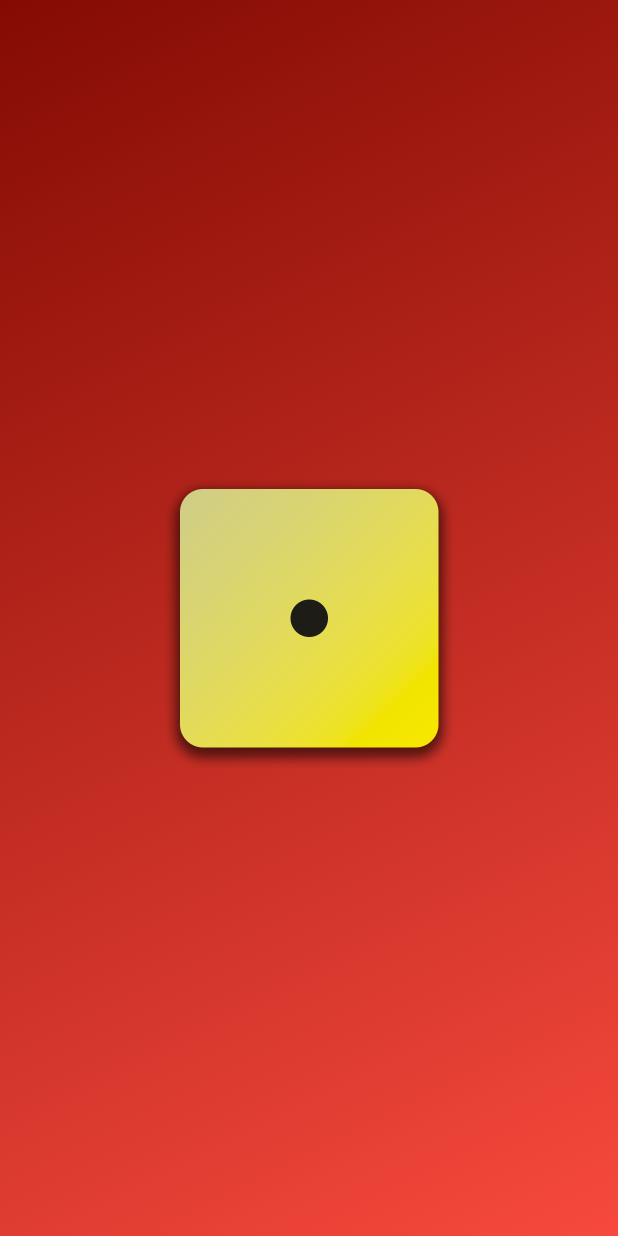
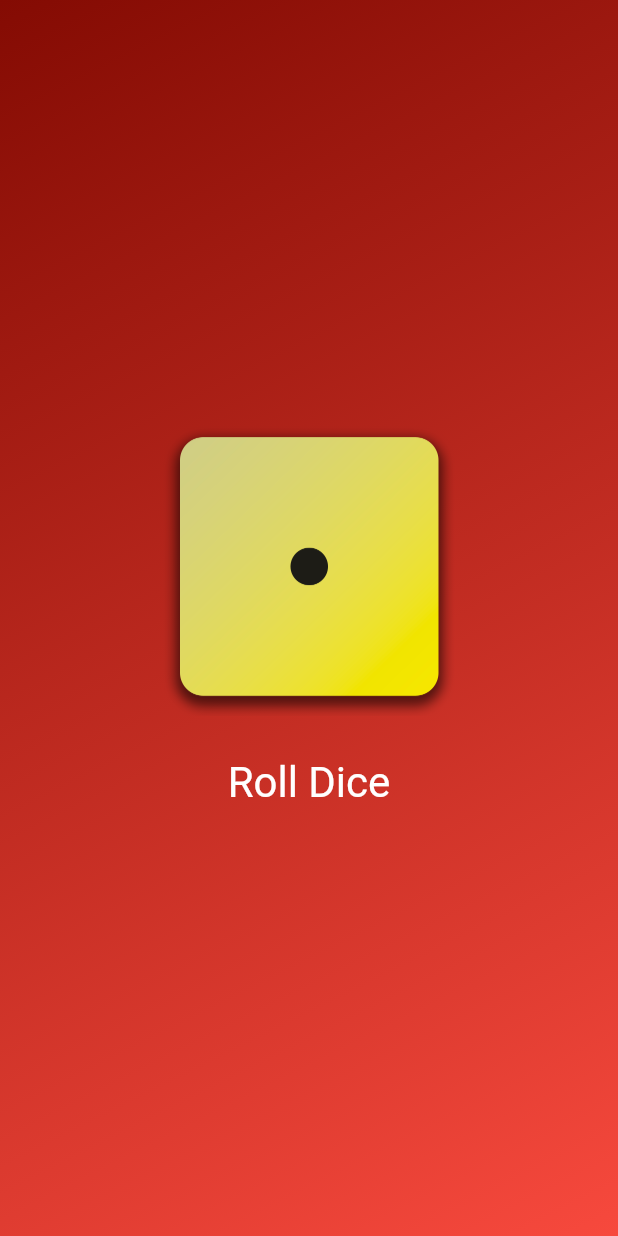
Before and after one commit to salvatoresalanitro/roll_dice_app, a Flutter app: the screen it shows after launch, on a phone screen of 412 x 824 dp. Run offline on Flutter 3.47's test engine with Material 3 defaults, Android fonts, the phone set to English and light mode, and no system bars.

Commit message:
add function do roll dice and style home

```diff
--- a/lib/gradient_container.dart
+++ b/lib/gradient_container.dart
@@ -4,10 +4,14 @@ const Alignment startAlignment = Alignment.topLeft;
 const Alignment endAlignment = Alignment.bottomRight;
 
 class GradientContainer extends StatelessWidget {
-  const GradientContainer({super.key, required this.gradientColors});
-
+  const GradientContainer({
+    super.key,
+    required this.gradientColors,
+  });
 
   final List<Color> gradientColors;
+
+  void _rollDice() {}
 
   @override
   Widget build(BuildContext context) {
@@ -16,13 +20,30 @@ class GradientContainer extends StatelessWidget {
         gradient: LinearGradient(
           colors: gradientColors,
           begin: startAlignment,
-          end: endAlignment
-          ),
+          end: endAlignment,
+        ),
       ),
       child: Center(
-        child: Image.asset(
-          'assets/images/dice-images/dice-1.png',
-          width: 200,
+        child: Column(
+          mainAxisSize: MainAxisSize.min,
+          children: [
+            Image.asset(
+              'assets/images/dice-images/dice-1.png',
+              width: 200,
+            ),
+            SizedBox(height: 20,),
+            TextButton(
+              onPressed: _rollDice,
+              style: TextButton.styleFrom(
+                // padding: EdgeInsets.only(top: 20),
+                foregroundColor: Colors.white,
+                textStyle: const TextStyle(
+                  fontSize: 28,
+                ),
+              ),
+              child: Text('Roll Dice'),
+            ),
+          ],
         ),
       ),
     );
```
